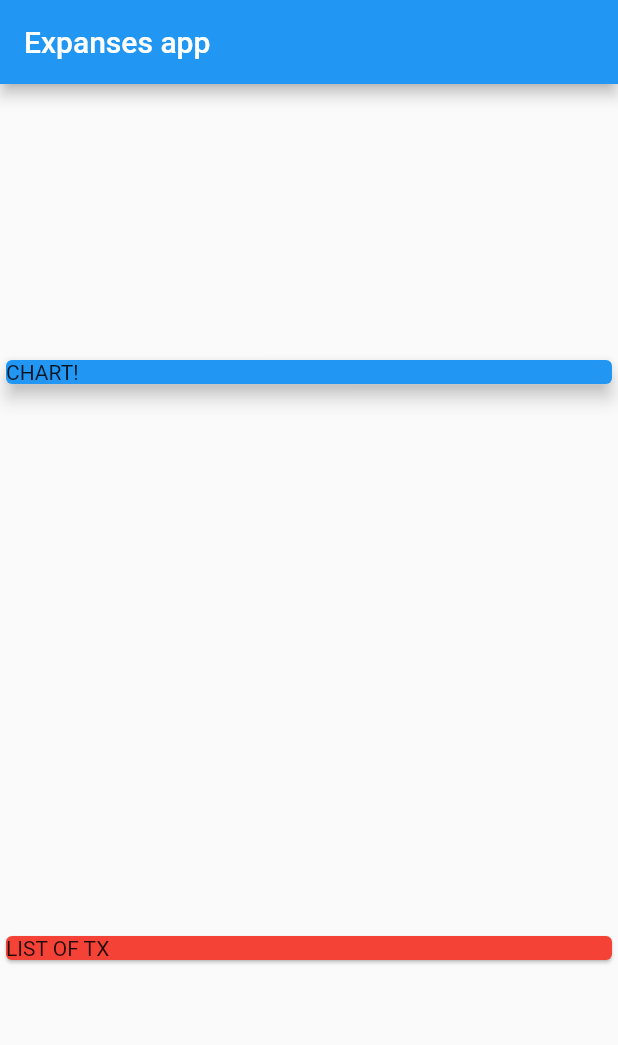
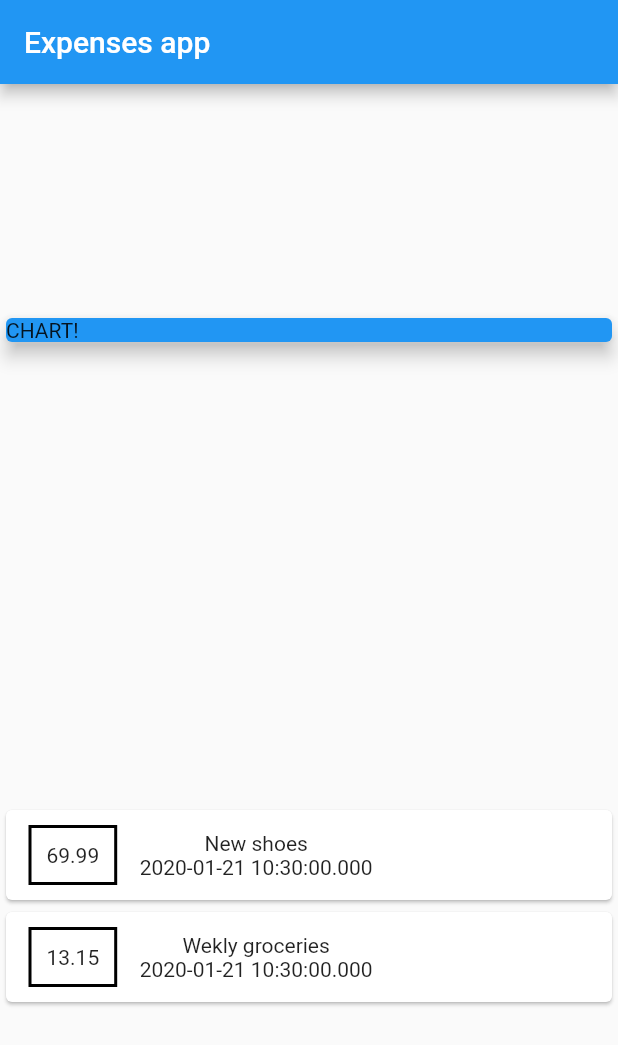
Before and after one commit to vileen/expenses_app, a Flutter app: the screen it shows after launch, on a phone screen of 412 x 824 dp. Shown: the top 1045 px of the screen. Run offline on Flutter 3.47's test engine with Material 2 defaults, Android fonts, the phone set to English and light mode, and no system bars.

Commit message:
styling wip

```diff
--- a/lib/main.dart
+++ b/lib/main.dart
@@ -1,4 +1,6 @@
 import 'package:flutter/material.dart';
+
+import 'transaction.dart';
 
 void main() => runApp(MyApp());
 
@@ -7,11 +9,29 @@ class MyApp extends StatelessWidget {
   @override
   Widget build(BuildContext context) {
     return MaterialApp(
-      home: Scaffold(
+      title: 'Expenses App',
+      home: MyHomePage(),
+    );
+  }
+}
+
+class MyHomePage extends StatelessWidget {
+  final List<Transaction> transactions = [
+    Transaction(
+        id: 't1', title: 'New shoes', amount: 69.99, date: DateTime.now()),
+    Transaction(
+        id: 't2', title: 'Wekly groceries', amount: 13.15, date: DateTime.now())
+  ];
+
+  @override
+  Widget build(BuildContext context) {
+    // TODO: implement build
+    return Scaffold(
       appBar: AppBar(
-          title: Text('Expanses app'),
+        title: Text('Expenses app'),
       ),
-        body: Column( // takes the width of the child
+      body: Column(
+        // takes the width of the child
         mainAxisAlignment: MainAxisAlignment.spaceAround,
         // because the other Card takes all the space available, Column also expands and therefore second card can take that space as well
         crossAxisAlignment: CrossAxisAlignment.stretch,
@@ -25,12 +45,35 @@ class MyApp extends StatelessWidget {
               elevation: 5,
             ),
           ),
-            Card(
-              child: Text('LIST OF TX'),
-              color: Colors.red,
+          Column(
+            children: transactions.map((tx) {
+              return Card(
+                child: Row(
+                  children: <Widget>[
+                    Container(
+                      margin: EdgeInsets.symmetric(
+                        vertical: 10,
+                        horizontal: 15,
+                      ),
+                      decoration: BoxDecoration(
+                          border: Border.all(color: Colors.black, width: 2)),
+                      padding: EdgeInsets.all(10),
+                      child: Text(
+                        tx.amount.toString(),
+                      ),
+                    ),
+                    Column(
+                      children: <Widget>[
+                        Text(tx.title),
+                        Text(tx.date.toString()),
+                      ],
+                    )
+                  ],
+                ),
+              );
+            }).toList(),
           ),
         ],
-        ),
       ),
     );
   }
--- /dev/null
+++ b/lib/transaction.dart
@@ -0,0 +1,14 @@
+import 'package:flutter/foundation.dart';
+
+class Transaction {
+  final String id;
+  final String title;
+  final double amount;
+  final DateTime date;
+
+  Transaction(
+      {@required this.id,
+      @required this.title,
+      @required this.amount,
+      @required this.date});
+}
```
Also changed, not shown: pubspec.lock. Lines whose indentation alone changed are shown as unchanged.
